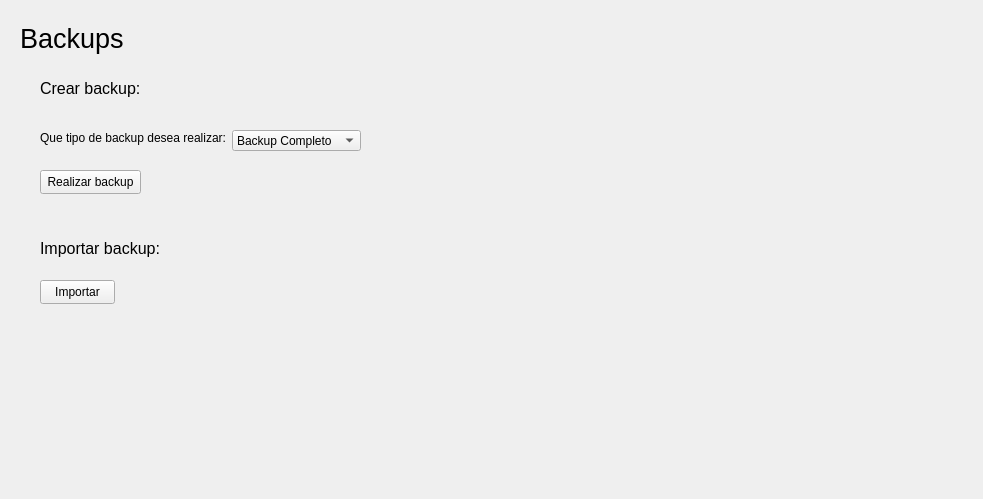
Above: ui/backup.ui from CrisKroos25/proyecto1-BD-ll before the change. Below: the same form after it.
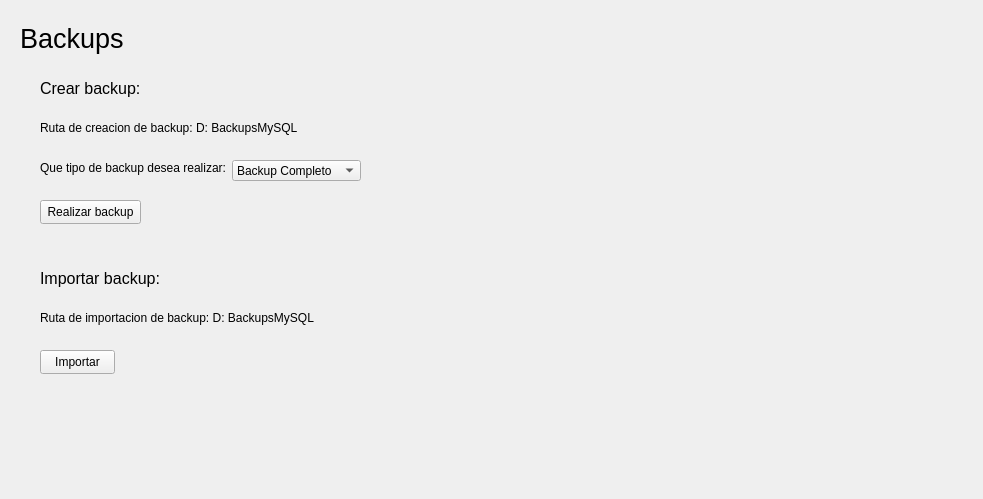
That is the form after the change.

What changed in the file:
```diff
--- a/ui/backup.ui
+++ b/ui/backup.ui
@@ -38,7 +38,7 @@
    <property name="geometry">
     <rect>
      <x>232</x>
-     <y>130</y>
+     <y>160</y>
      <width>129</width>
      <height>21</height>
     </rect>
@@ -63,7 +63,7 @@
    <property name="geometry">
     <rect>
      <x>40</x>
-     <y>130</y>
+     <y>160</y>
      <width>186</width>
      <height>16</height>
     </rect>
@@ -76,7 +76,7 @@
    <property name="geometry">
     <rect>
      <x>40</x>
-     <y>170</y>
+     <y>200</y>
      <width>101</width>
      <height>24</height>
     </rect>
@@ -110,7 +110,7 @@
    <property name="geometry">
     <rect>
      <x>40</x>
-     <y>230</y>
+     <y>260</y>
      <width>947</width>
      <height>36</height>
     </rect>
@@ -131,7 +131,7 @@
    <property name="geometry">
     <rect>
      <x>40</x>
-     <y>280</y>
+     <y>350</y>
      <width>75</width>
      <height>24</height>
     </rect>
@@ -140,6 +140,32 @@
     <string>Importar</string>
    </property>
   </widget>
+  <widget class="QLabel" name="label_2">
+   <property name="geometry">
+    <rect>
+     <x>40</x>
+     <y>120</y>
+     <width>491</width>
+     <height>16</height>
+    </rect>
+   </property>
+   <property name="text">
+    <string>Ruta de creacion de backup: D: BackupsMySQL</string>
+   </property>
+  </widget>
+  <widget class="QLabel" name="label_3">
+   <property name="geometry">
+    <rect>
+     <x>40</x>
+     <y>310</y>
+     <width>491</width>
+     <height>16</height>
+    </rect>
+   </property>
+   <property name="text">
+    <string>Ruta de importacion de backup: D: BackupsMySQL</string>
+   </property>
+  </widget>
  </widget>
  <resources/>
  <connections/>
```
